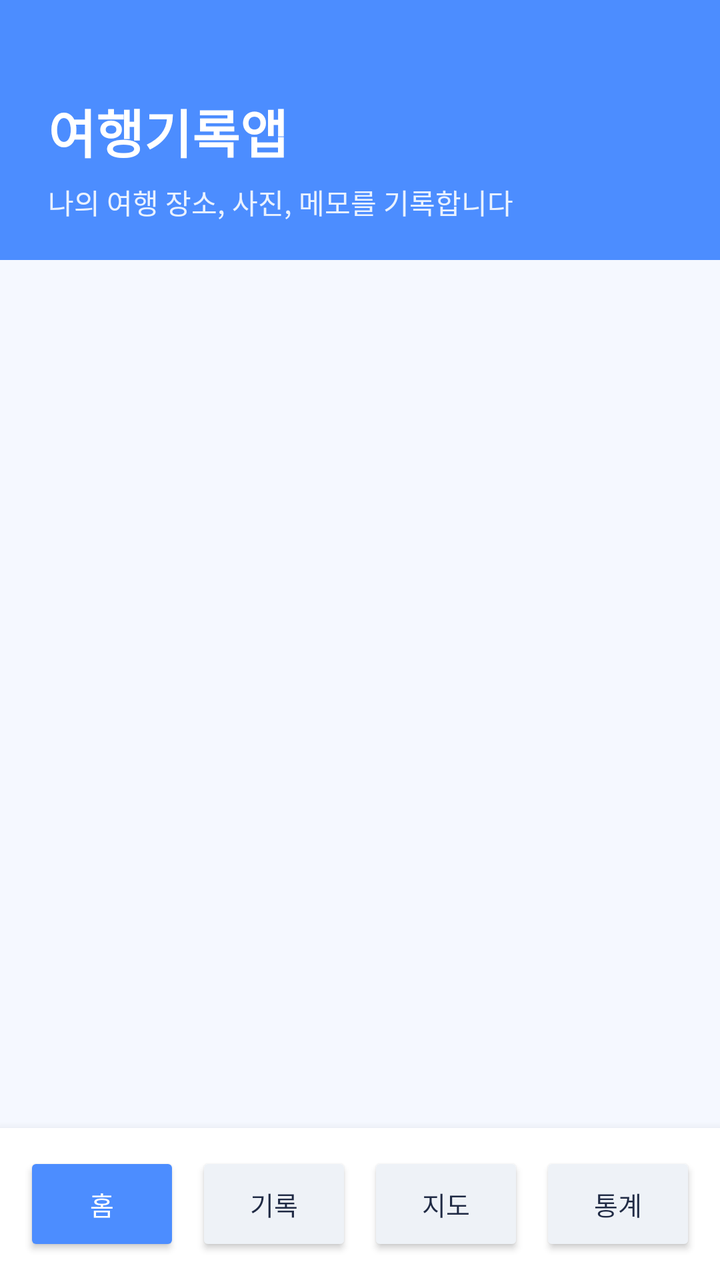
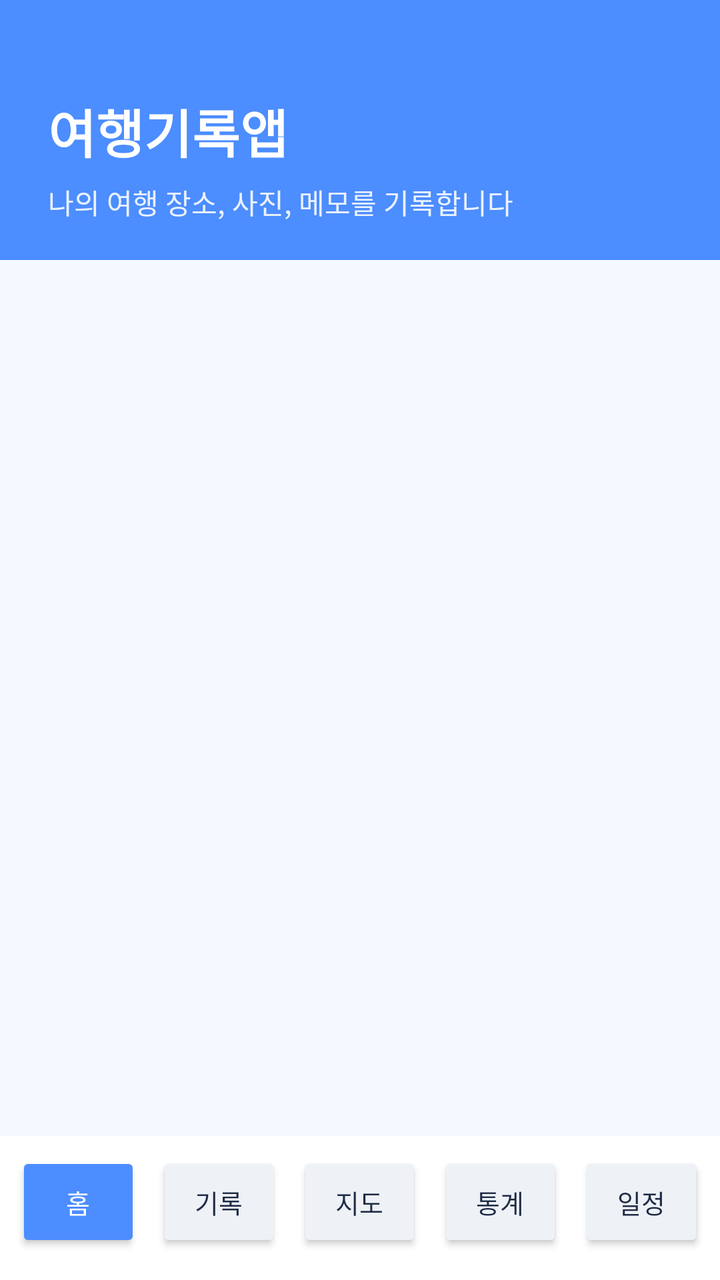

Two renders of the same Android screen: before a commit and after it. Below are the layout's source before the change and the commit's diff.
<!-- AndroidManifest.xml: application theme Theme.TravelRecordApp -->
<!-- res/layout/activity_main.xml -->
<?xml version="1.0" encoding="utf-8"?>
<LinearLayout xmlns:android="http://schemas.android.com/apk/res/android"
    android:id="@+id/mainLayout"
    android:layout_width="match_parent"
    android:layout_height="match_parent"
    android:background="@color/travel_bg"
    android:orientation="vertical">

    <LinearLayout
        android:id="@+id/topHeader"
        android:layout_width="match_parent"
        android:layout_height="130dp"
        android:background="@color/travel_blue"
        android:gravity="center_vertical"
        android:orientation="vertical"
        android:paddingStart="24dp"
        android:paddingTop="28dp"
        android:paddingEnd="24dp">

        <TextView
            android:id="@+id/tvAppTitle"
            android:layout_width="wrap_content"
            android:layout_height="wrap_content"
            android:text="@string/app_title"
            android:textColor="@color/white"
            android:textSize="26sp"
            android:textStyle="bold" />

        <TextView
            android:id="@+id/tvAppSubtitle"
            android:layout_width="wrap_content"
            android:layout_height="wrap_content"
            android:layout_marginTop="6dp"
            android:text="@string/app_subtitle"
            android:textColor="@color/travel_light"
            android:textSize="14sp" />

    </LinearLayout>

    <FrameLayout
        android:id="@+id/fragmentContainer"
        android:layout_width="match_parent"
        android:layout_height="0dp"
        android:layout_weight="1" />

    <LinearLayout
        android:id="@+id/bottomNav"
        android:layout_width="match_parent"
        android:layout_height="76dp"
        android:background="@color/white"
        android:elevation="8dp"
        android:gravity="center"
        android:orientation="horizontal"
        android:paddingStart="8dp"
        android:paddingTop="8dp"
        android:paddingEnd="8dp"
        android:paddingBottom="8dp">

        <Button
            android:id="@+id/btnHome"
            android:layout_width="0dp"
            android:layout_height="match_parent"
            android:layout_margin="4dp"
            android:layout_weight="1"
            android:backgroundTint="@color/travel_blue"
            android:text="@string/nav_home"
            android:textAllCaps="false"
            android:textColor="@color/white"
            android:textSize="13sp" />

        <Button
            android:id="@+id/btnList"
            android:layout_width="0dp"
            android:layout_height="match_parent"
            android:layout_margin="4dp"
            android:layout_weight="1"
            android:backgroundTint="@color/nav_unselected"
            android:text="@string/nav_list"
            android:textAllCaps="false"
            android:textColor="@color/travel_dark"
            android:textSize="13sp" />

        <Button
            android:id="@+id/btnMap"
            android:layout_width="0dp"
            android:layout_height="match_parent"
            android:layout_margin="4dp"
            android:layout_weight="1"
            android:backgroundTint="@color/nav_unselected"
            android:text="@string/nav_map"
            android:textAllCaps="false"
            android:textColor="@color/travel_dark"
            android:textSize="13sp" />

        <Button
            android:id="@+id/btnInfo"
            android:layout_width="0dp"
            android:layout_height="match_parent"
            android:layout_margin="4dp"
            android:layout_weight="1"
            android:backgroundTint="@color/nav_unselected"
            android:text="통계"
            android:textAllCaps="false"
            android:textColor="@color/travel_dark"
            android:textSize="13sp" />

    </LinearLayout>

</LinearLayout>
<!-- resources referenced by this layout -->
<resources>
  <color name="nav_unselected">#EEF2F7</color>
  <color name="travel_bg">#F5F8FF</color>
  <color name="travel_blue">#4C8DFF</color>
  <color name="travel_dark">#1F2A44</color>
  <color name="travel_light">#EAF2FF</color>
  <color name="white">#FFFFFFFF</color>
  <string name="app_subtitle">나의 여행 장소, 사진, 메모를 기록합니다</string>
  <string name="app_title">여행기록앱</string>
  <string name="nav_home">홈</string>
  <string name="nav_list">기록</string>
  <string name="nav_map">지도</string>
  <style name="Theme.TravelRecordApp" parent="Base.Theme.TravelRecordApp" />
  <style name="Base.Theme.TravelRecordApp" parent="Theme.Material3.DayNight.NoActionBar">
          
          
      </style>
</resources>

<!-- the commit's change to res/layout/activity_main.xml (unified diff, before → after) -->
@@ -44,38 +44,35 @@
         android:layout_weight="1" />
 
     <LinearLayout
-        android:id="@+id/bottomNav"
+        android:id="@+id/bottomNavigation"
         android:layout_width="match_parent"
-        android:layout_height="76dp"
+        android:layout_height="72dp"
+        android:layout_gravity="bottom"
         android:background="@color/white"
-        android:elevation="8dp"
-        android:gravity="center"
         android:orientation="horizontal"
-        android:paddingStart="8dp"
-        android:paddingTop="8dp"
-        android:paddingEnd="8dp"
-        android:paddingBottom="8dp">
+        android:padding="8dp">
 
         <Button
             android:id="@+id/btnHome"
             android:layout_width="0dp"
-            android:layout_height="match_parent"
-            android:layout_margin="4dp"
+            android:layout_height="50dp"
+            android:layout_marginEnd="4dp"
             android:layout_weight="1"
             android:backgroundTint="@color/travel_blue"
-            android:text="@string/nav_home"
+            android:text="홈"
             android:textAllCaps="false"
             android:textColor="@color/white"
             android:textSize="13sp" />
 
         <Button
-            android:id="@+id/btnList"
+            android:id="@+id/btnTravelList"
             android:layout_width="0dp"
-            android:layout_height="match_parent"
-            android:layout_margin="4dp"
+            android:layout_height="50dp"
+            android:layout_marginStart="4dp"
+            android:layout_marginEnd="4dp"
             android:layout_weight="1"
             android:backgroundTint="@color/nav_unselected"
-            android:text="@string/nav_list"
+            android:text="기록"
             android:textAllCaps="false"
             android:textColor="@color/travel_dark"
             android:textSize="13sp" />
@@ -83,11 +80,12 @@
         <Button
             android:id="@+id/btnMap"
             android:layout_width="0dp"
-            android:layout_height="match_parent"
-            android:layout_margin="4dp"
+            android:layout_height="50dp"
+            android:layout_marginStart="4dp"
+            android:layout_marginEnd="4dp"
             android:layout_weight="1"
             android:backgroundTint="@color/nav_unselected"
-            android:text="@string/nav_map"
+            android:text="지도"
             android:textAllCaps="false"
             android:textColor="@color/travel_dark"
             android:textSize="13sp" />
@@ -95,8 +93,9 @@
         <Button
             android:id="@+id/btnInfo"
             android:layout_width="0dp"
-            android:layout_height="match_parent"
-            android:layout_margin="4dp"
+            android:layout_height="50dp"
+            android:layout_marginStart="4dp"
+            android:layout_marginEnd="4dp"
             android:layout_weight="1"
             android:backgroundTint="@color/nav_unselected"
             android:text="통계"
@@ -104,6 +103,18 @@
             android:textColor="@color/travel_dark"
             android:textSize="13sp" />
 
+        <Button
+            android:id="@+id/btnSchedule"
+            android:layout_width="0dp"
+            android:layout_height="50dp"
+            android:layout_marginStart="4dp"
+            android:layout_weight="1"
+            android:backgroundTint="@color/nav_unselected"
+            android:text="일정"
+            android:textAllCaps="false"
+            android:textColor="@color/travel_dark"
+            android:textSize="13sp" />
+
     </LinearLayout>
 
 </LinearLayout>
<!-- resource entries referenced after the edit -->
@@ -8,9 +8,6 @@
   <color name="white">#FFFFFFFF</color>
   <string name="app_subtitle">나의 여행 장소, 사진, 메모를 기록합니다</string>
   <string name="app_title">여행기록앱</string>
-  <string name="nav_home">홈</string>
-  <string name="nav_list">기록</string>
-  <string name="nav_map">지도</string>
   <style name="Theme.TravelRecordApp" parent="Base.Theme.TravelRecordApp" />
   <style name="Base.Theme.TravelRecordApp" parent="Theme.Material3.DayNight.NoActionBar">
           
